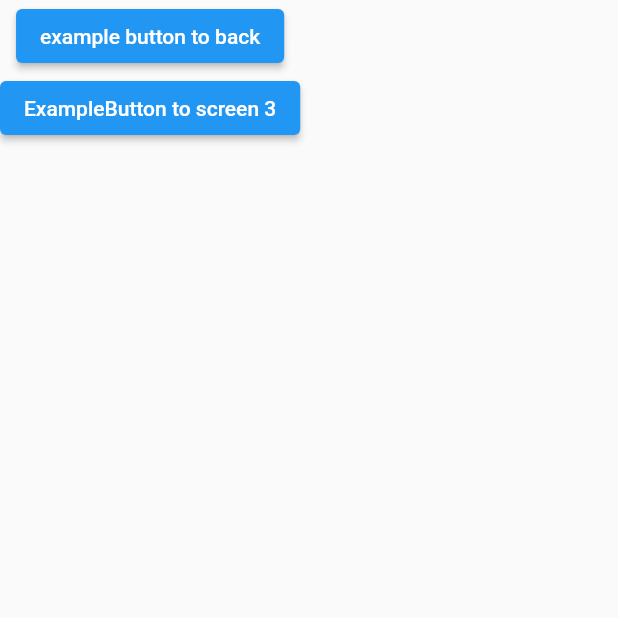
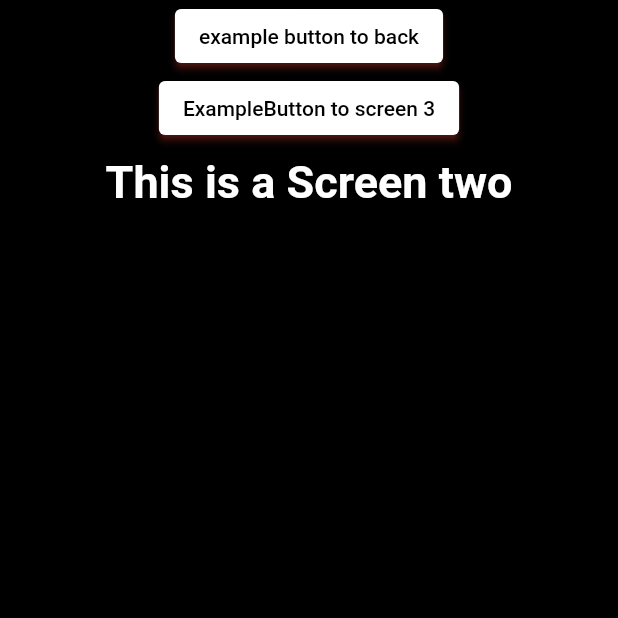
Before and after one commit to mshaheerz/flutter-login-design, a Flutter app: the ScreenTwo screen opened directly, on a phone screen of 412 x 824 dp, the top half of it. Run offline on Flutter 3.47's test engine with Material 2 defaults, Android fonts, the phone set to English and light mode, and no system bars.

Commit message:
some widgets arrange from screen two and three

```diff
--- a/lib/screen_2.dart
+++ b/lib/screen_2.dart
@@ -7,21 +7,51 @@ class ScreenTwo extends StatelessWidget {
   @override
   Widget build(BuildContext context) {
     return Scaffold(
+      backgroundColor: Colors.black,
       body: SafeArea(
         child: Column(children: [
+          Center(
+            child: ElevatedButton(
+               style: ElevatedButton.styleFrom(
+              primary: Colors.white,
+              shadowColor: Colors.red,
+              onPrimary: Colors.black,
+              ),
+                onPressed: () {
+                  Navigator.of(context).pop();
+                },
+                // ignore: prefer_const_constructors
+                child: Text('example button to back')),
+          ),
           ElevatedButton(
-              onPressed: () {
-                Navigator.of(context).pop();
-              },
-              // ignore: prefer_const_constructors
-              child: Text('example button to back')),
-          ElevatedButton(
+
+            //just a button style
+            style: ElevatedButton.styleFrom(
+            primary: Colors.white,
+            shadowColor: Colors.red,
+            onPrimary: Colors.black,
+            ),
               onPressed: () {
                 Navigator.of(context).push(MaterialPageRoute(builder: (ctx) {
                   return ScreenThree();
-                }));
+                }
+
+                )
+                );
               },
-              child: Text('ExampleButton to screen 3'))
+              child: Text('ExampleButton to screen 3',)),
+
+              Padding(
+                padding: const EdgeInsets.all(8.0),
+                child: Text('This is a Screen two',style:
+                TextStyle(
+                  color: Colors.white,
+                  fontSize: 30,
+                  fontWeight: FontWeight.bold,
+                ),
+                ),
+              ),
+
         ]),
       ),
     );
--- a/lib/screen_3.dart
+++ b/lib/screen_3.dart
@@ -11,12 +11,15 @@ class ScreenThree extends StatelessWidget {
       backgroundColor: Colors.green,
       body: SafeArea(child: Column(children: [
 
-        Text('This is screen 3 ',
-        style: TextStyle(color: Colors.black),
+        Center(
+          child: Text('This is screen 3 ',
+          style: TextStyle(color: Colors.black),
+          ),
         ),
        ElevatedButton(
               onPressed: () {
                 Navigator.of(context).pop();
+
               },
               child: Text('go back'))
       ],)
```
